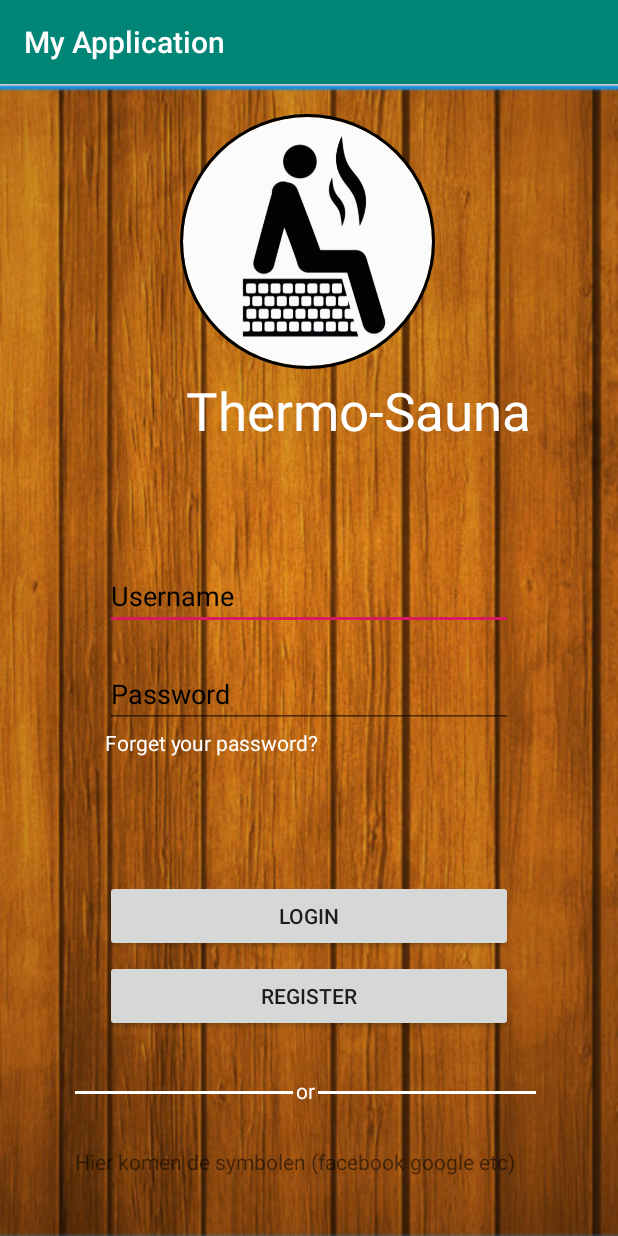
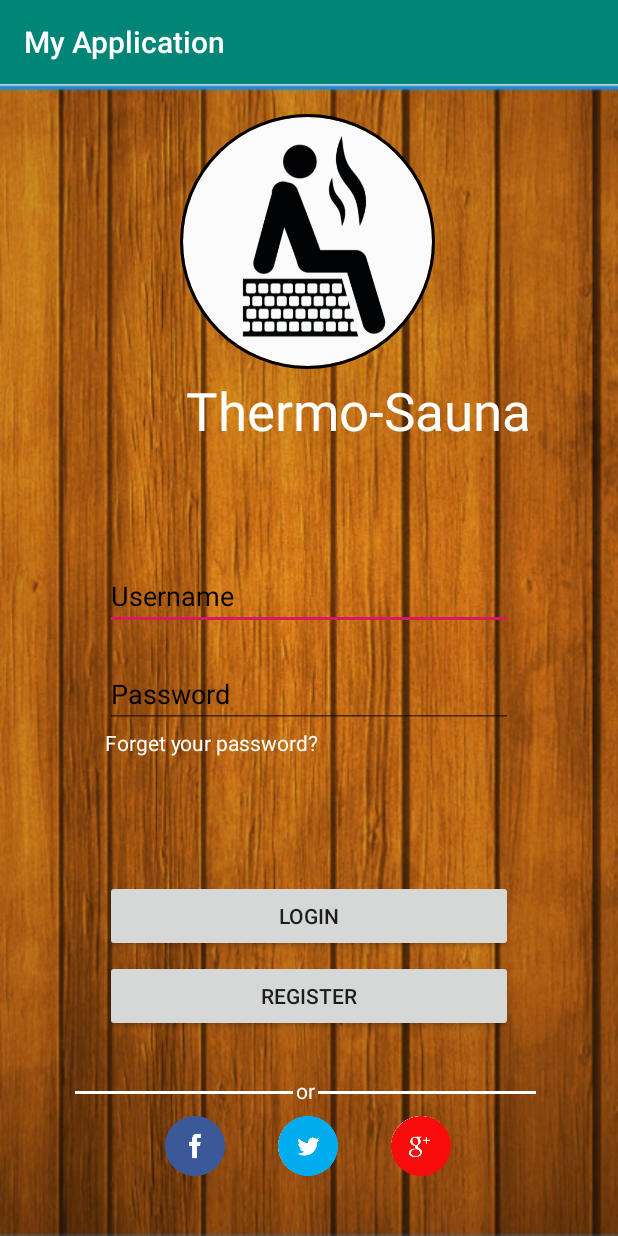
Before and after one commit to AP-Elektronica-ICT/intprojectrepo-thermo-team, an Android app: the screen it shows after launch (Login), on a phone screen of 412 x 824 dp. Run offline under Robolectric (Android 15) with nearby library versions, the phone set to English and light mode, and no system bars; our stand-ins replace CircleImageView; Roboto replaces fonts that are not available here.

Commit message:
login front-end done
added all buttons

```diff
--- a/thermo-sauna/app/src/main/res/layout/activity_login.xml
+++ b/thermo-sauna/app/src/main/res/layout/activity_login.xml
@@ -56,6 +56,7 @@
             android:hint="@string/username"
             android:textColor="@color/black"
             android:textColorHint="@color/black"
+            android:inputType="text"
 
             />
 
@@ -66,6 +67,7 @@
             android:layout_marginTop="20dp"
             android:hint="@string/password"
             android:textColorHint="@color/black"
+            android:inputType="textPassword"
 
             />
 
@@ -127,7 +129,8 @@
             android:layout_height="2dp"
             android:layout_marginTop="10dp"
             android:layout_marginRight="2dp"
-            android:background="@color/White" />
+            android:background="@color/White"
+            android:layout_marginEnd="2dp" />
 
         <TextView
             android:layout_width="wrap_content"
@@ -140,7 +143,8 @@
             android:layout_height="2dp"
             android:layout_marginLeft="2dp"
             android:layout_marginTop="10dp"
-            android:background="@color/White" />
+            android:background="@color/White"
+            android:layout_marginStart="2dp" />
 
 
     </LinearLayout>
@@ -153,13 +157,35 @@
         android:layout_marginLeft="100dp"
         android:layout_marginRight="100dp"
         android:layout_marginBottom="40dp"
-        android:orientation="vertical">
+        android:orientation="horizontal">
 
 
-        <TextView
-            android:layout_width="wrap_content"
-            android:layout_height="wrap_content"
-            android:text="Hier komen de symbolen (facebook google etc)" />
+        <ImageView
+            android:id="@+id/facebookicon"
+            android:layout_width="40dp"
+            android:layout_height="40dp"
+            app:srcCompat="@drawable/facebook_logo"
+            android:layout_marginLeft="60dp"
+            android:contentDescription="@string/facebook_login"
+            android:layout_marginStart="60dp" />
+
+        <ImageView
+            android:id="@+id/twittericon"
+            android:layout_width="40dp"
+            android:layout_height="40dp"
+            android:layout_marginLeft="35dp"
+            app:srcCompat="@drawable/twitter_logo"
+            android:layout_marginStart="35dp"
+            android:contentDescription="@string/twitter_logo" />
+
+        <ImageView
+            android:id="@+id/googleicon"
+            android:layout_width="40dp"
+            android:layout_height="40dp"
+            android:layout_marginLeft="35dp"
+            app:srcCompat="@drawable/google_logo"
+            android:layout_marginStart="35dp"
+            android:contentDescription="@string/google_icon" />
 
     </LinearLayout>
 
--- a/thermo-sauna/app/src/main/res/values/strings.xml
+++ b/thermo-sauna/app/src/main/res/values/strings.xml
@@ -7,4 +7,7 @@
     <string name="or">or</string>
     <string name="login">LOGIN</string>
     <string name="register">Register</string>
+    <string name="facebook_login">facebook_login</string>
+    <string name="twitter_logo">twitter_logo</string>
+    <string name="google_icon">google_icon</string>
 </resources>
```
Also changed, not shown: thermo-sauna/app/src/main/res/drawable/facebook_logo.png (added), thermo-sauna/app/src/main/res/drawable/google_logo.png (added), thermo-sauna/app/src/main/res/drawable/twitter_logo.png (added), 974 other files.
